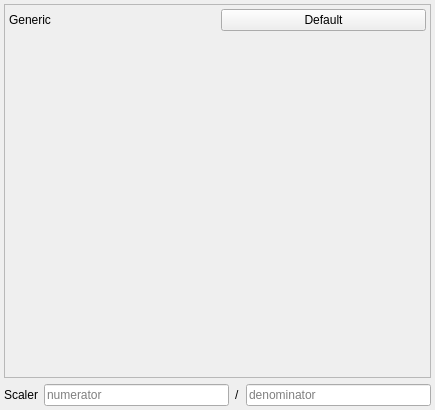
Pit1966/StageRunner, file StageRunner/system/dmx/dmxtypeselectorwidget.ui: the form before one commit.
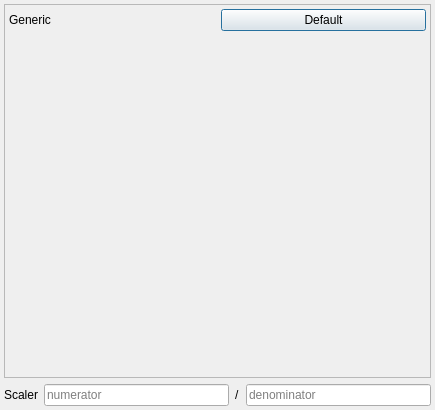
The form after the commit.

Diff of the .ui file:
```diff
--- a/StageRunner/system/dmx/dmxtypeselectorwidget.ui
+++ b/StageRunner/system/dmx/dmxtypeselectorwidget.ui
@@ -1,7 +1,7 @@
 <?xml version="1.0" encoding="UTF-8"?>
 <ui version="4.0">
  <class>DmxTypeSelectorWidget</class>
- <widget class="QWidget" name="DmxTypeSelectorWidget">
+ <widget class="QDialog" name="DmxTypeSelectorWidget">
   <property name="geometry">
    <rect>
     <x>0</x>
```
Left out of the diff: 3 changed lines with no effect on the pictures.
